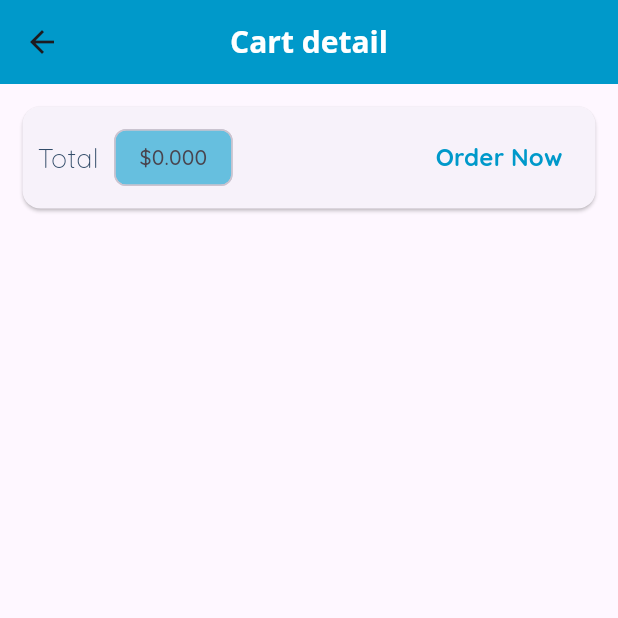
After one commit to 2323Maik/shopping_sm_app, a Flutter app: the CartScreen screen opened by its route, on a phone screen of 412 x 824 dp, the top half of it. The commit adds this screen. Run offline on Flutter 3.47's test engine with Material 3 defaults, Android fonts, the phone set to English and light mode, and no system bars; network calls fail.

Commit message:
cart list

```diff
--- a/lib/Providers/cart.dart
+++ b/lib/Providers/cart.dart
@@ -23,6 +23,14 @@ class Cart with ChangeNotifier {
 
   int get itemCount {
     return _items.length;
+  }
+
+  double get totalAmount {
+    var total = 0.0;
+    _items.forEach((key, cartVal) {
+      total += cartVal.price * cartVal.quantity;
+    });
+    return total;
   }
 
   void addItemToCart(
--- a/lib/main.dart
+++ b/lib/main.dart
@@ -2,7 +2,7 @@ import 'package:flutter/material.dart';
 import 'package:provider/provider.dart';
 
 import '../Providers/cart.dart';
-
+import '../pages/cart_page.dart';
 import '../Providers/product_providers.dart';
 import '../pages/Product_details_page.dart';
 
@@ -69,6 +69,7 @@ class ShoppingApp extends StatelessWidget {
         routes: {
           '/': (context) => MyHomePage(),
           ProductDetailScreen.routeName: (context) => ProductDetailScreen(),
+          CartScreen.routeName: (context) => CartScreen(),
         },
       ),
     );
--- a/lib/pages/Prodact_overview_page.dart
+++ b/lib/pages/Prodact_overview_page.dart
@@ -1,6 +1,7 @@
 import 'package:flutter/material.dart';
 import 'package:provider/provider.dart';
 import 'package:shopping_sm_app/Providers/cart.dart';
+import 'package:shopping_sm_app/pages/cart_page.dart';
 //import 'package:badges/badges.dart' as badges;
 // import 'package:provider/provider.dart';
 
@@ -28,7 +29,6 @@ class ProductOverviewScreenState extends State<ProductOverviewScreen> {
 
   @override
   Widget build(BuildContext context) {
-    //final providerProv = Provider.of<ProductProvider>(context);
     return Scaffold(
       appBar: AppBar(
         title: const Text("Product Overview"),
@@ -38,7 +38,7 @@ class ProductOverviewScreenState extends State<ProductOverviewScreen> {
               value: carts.itemCount.toString(),
               child: IconButton(
                 onPressed: () {
-                  print(carts.itemCount);
+                  Navigator.of(context).pushNamed(CartScreen.routeName);
                 },
                 icon: Icon(Icons.shopping_cart),
                 color: Colors.yellowAccent,
--- /dev/null
+++ b/lib/pages/cart_page.dart
@@ -0,0 +1,68 @@
+import 'package:flutter/material.dart';
+import 'package:provider/provider.dart';
+
+import '../Providers/cart.dart';
+import '../widget/cart_items.dart';
+
+class CartScreen extends StatelessWidget {
+  //const ({ Key? key }) : super(key: key);
+  static const routeName = '/cart-screen';
+
+  @override
+  Widget build(BuildContext context) {
+    final cart = Provider.of<Cart>(context);
+    return Scaffold(
+      appBar: AppBar(
+        title: Text(
+          "Cart detail",
+          style: Theme.of(context).appBarTheme.titleTextStyle,
+        ),
+      ),
+      body: Column(
+        children: [
+          Card(
+            margin:
+                const EdgeInsets.only(left: 15, right: 15, top: 15, bottom: 5),
+            child: Padding(
+              padding: EdgeInsets.all(10),
+              child: Row(
+                children: [
+                  Text(
+                    "Total ",
+                    style: Theme.of(context).textTheme.bodyMedium,
+                  ),
+                  const SizedBox(width: 5),
+                  Chip(
+                    label: Text('\$${cart.totalAmount.toStringAsFixed(3)}'),
+                    backgroundColor: const Color.fromRGBO(0, 153, 202, 0.6),
+                  ),
+                  const Spacer(),
+                  TextButton(
+                      onPressed: () {},
+                      child: const Text(
+                        "Order Now",
+                        style: TextStyle(
+                          fontSize: 16,
+                          fontWeight: FontWeight.bold,
+                          color: Color.fromRGBO(0, 153, 202, 1),
+                        ),
+                      ))
+                ],
+              ),
+            ),
+          ),
+          Expanded(
+            child: ListView.builder(
+              itemCount: cart.itemCount,
+              itemBuilder: (context, index) => CartItems(
+                  id: cart.items.values.toList()[index].id,
+                  price: cart.items.values.toList()[index].price,
+                  quantity: cart.items.values.toList()[index].quantity,
+                  title: cart.items.values.toList()[index].title),
+            ),
+          )
+        ],
+      ),
+    );
+  }
+}
```
Also changed, not shown: lib/widget/cart_items.dart (added, +52 -0 lines).
